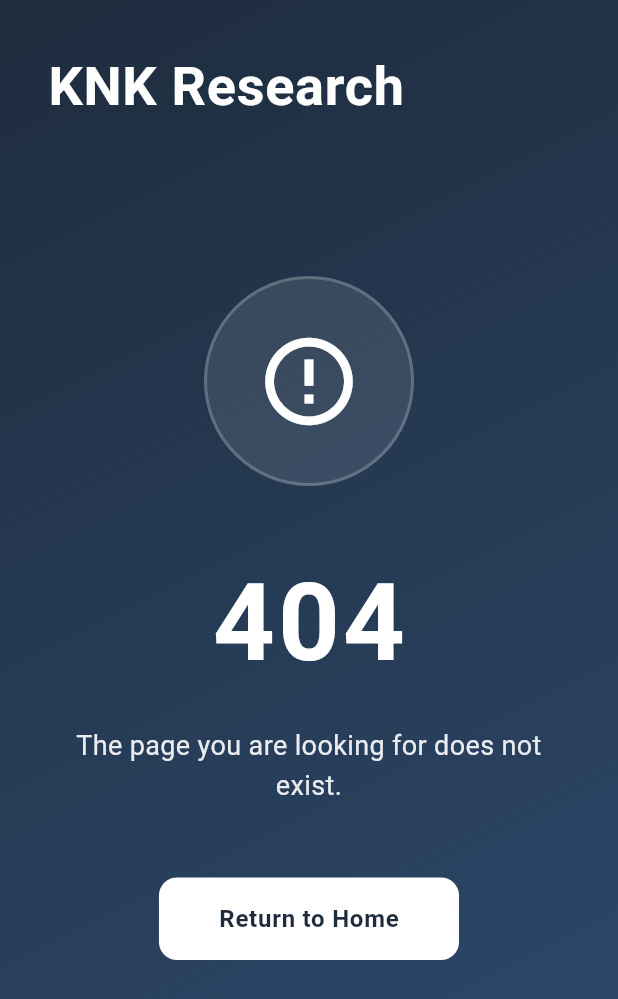
After one commit to knkadmin/knkresearchai-client, a Flutter app: the ErrorPage screen opened directly, after a tap on "Return to Home", on a phone screen of 412 x 824 dp. The commit adds this screen. Shown: the top 999 px of the screen. Run offline on Flutter 3.47's test engine with Material 3 defaults, Android fonts, the phone set to English and light mode, and no system bars; our stand-ins replace cloud_firestore, firebase_analytics, firebase_auth, firebase_core, flutter_markdown, go_router and 9 more; missing offline and left inert: animation_list, dart:html, dart:ui_web, markdown, webview_flutter_android, webview_flutter_wkwebview; accounts and stored records are empty.

Commit message:
Add error handling and reporting route to MyApp; update DashboardPage for URL-based navigation
- Introduced ErrorPage for handling non-existent routes in MyApp.
- Added a new route for report viewing in MyApp.
- Enhanced DashboardPage to navigate based on URL parameters, allowing direct access to reports via ticker symbols.

```diff
--- a/fa_ai_agent/lib/main.dart
+++ b/fa_ai_agent/lib/main.dart
@@ -27,6 +27,7 @@ import 'package:fa_ai_agent/widgets/loading_spinner.dart';
 import 'package:flutter/foundation.dart' show kIsWeb;
 import 'package:fa_ai_agent/auth_service.dart';
 import 'package:fa_ai_agent/services/firestore_service.dart';
+import 'package:fa_ai_agent/pages/error_page.dart';
 
 import 'firebase_options.dart';
 
@@ -161,7 +162,16 @@ class MyApp extends StatelessWidget {
               child: const SignUpPage(),
             ),
           ),
+          GoRoute(
+            path: '/report/:ticker',
+            pageBuilder: (context, state) => NoTransitionPage<void>(
+              child: const DashboardPage(),
+            ),
+          ),
         ],
+        errorBuilder: (context, state) => ErrorPage(
+          errorMessage: 'The page "${state.uri.path}" could not be found.',
+        ),
       ),
     );
   }
--- a/fa_ai_agent/lib/pages/dashboard_page.dart
+++ b/fa_ai_agent/lib/pages/dashboard_page.dart
@@ -47,6 +47,15 @@ class _DashboardPageState extends State<DashboardPage> {
     _loadBrowseHistory();
     _loadMostRecentReport();
     RawKeyboard.instance.addListener(_handleKeyEvent);
+
+    // Check for route parameters
+    WidgetsBinding.instance.addPostFrameCallback((_) {
+      final state = GoRouterState.of(context);
+      if (state.uri.path.startsWith('/report/')) {
+        final ticker = state.uri.path.split('/report/')[1];
+        _navigateToReport(ticker, ticker);
+      }
+    });
   }
 
   Future<void> _checkAuth() async {
@@ -69,6 +78,17 @@ class _DashboardPageState extends State<DashboardPage> {
     final user = AuthService().currentUser;
     if (user == null) return;
 
+    // Check if there's a ticker in the URL
+    final state = GoRouterState.of(context);
+    if (state.uri.path.startsWith('/report/')) {
+      final urlTicker = state.uri.path.split('/report/')[1];
+
+      // If there's a ticker in URL, load that report instead of history
+      _navigateToReport(urlTicker, urlTicker);
+      return;
+    }
+
+    // If no ticker in URL, load most recent history
     final history = await _historyService.getMostRecentHistory();
     if (history != null) {
       _navigateToReport(history.companyTicker, history.companyName);
@@ -397,6 +417,9 @@ class _DashboardPageState extends State<DashboardPage> {
           return; // Already viewing this company's report
         }
       }
+
+      // Update URL to /report with ticker
+      context.go('/report/${symbol.toUpperCase()}');
 
       setState(() {
         searchResults = [];
--- /dev/null
+++ b/fa_ai_agent/lib/pages/error_page.dart
@@ -0,0 +1,120 @@
+import 'package:flutter/material.dart';
+import 'package:go_router/go_router.dart';
+
+class ErrorPage extends StatelessWidget {
+  final String? errorMessage;
+
+  const ErrorPage({super.key, this.errorMessage});
+
+  @override
+  Widget build(BuildContext context) {
+    return Scaffold(
+      body: Container(
+        decoration: const BoxDecoration(
+          gradient: LinearGradient(
+            begin: Alignment.topLeft,
+            end: Alignment.bottomRight,
+            colors: [
+              Color(0xFF1E2C3D),
+              Color(0xFF2E4B6F),
+            ],
+          ),
+        ),
+        child: Stack(
+          children: [
+            // KNK Research Branding (Top Left)
+            Positioned(
+              top: 32,
+              left: 32,
+              child: const Text(
+                'KNK Research',
+                style: TextStyle(
+                  fontSize: 36,
+                  fontWeight: FontWeight.bold,
+                  color: Colors.white,
+                  letterSpacing: 0.5,
+                ),
+              ),
+            ),
+            // Main Content
+            Center(
+              child: Container(
+                constraints: const BoxConstraints(maxWidth: 600),
+                padding: const EdgeInsets.all(32),
+                child: Column(
+                  mainAxisAlignment: MainAxisAlignment.center,
+                  children: [
+                    // Error Icon
+                    Container(
+                      width: 140,
+                      height: 140,
+                      decoration: BoxDecoration(
+                        color: Colors.white.withOpacity(0.1),
+                        shape: BoxShape.circle,
+                        border: Border.all(
+                          color: Colors.white.withOpacity(0.2),
+                          width: 2,
+                        ),
+                      ),
+                      child: const Icon(
+                        Icons.error_outline,
+                        size: 70,
+                        color: Colors.white,
+                      ),
+                    ),
+                    const SizedBox(height: 40),
+                    // Error Title
+                    const Text(
+                      '404',
+                      style: TextStyle(
+                        fontSize: 72,
+                        fontWeight: FontWeight.w700,
+                        color: Colors.white,
+                        letterSpacing: 2,
+                      ),
+                    ),
+                    const SizedBox(height: 16),
+                    // Error Message
+                    Text(
+                      errorMessage ??
+                          'The page you are looking for does not exist.',
+                      textAlign: TextAlign.center,
+                      style: TextStyle(
+                        fontSize: 18,
+                        color: Colors.white.withOpacity(0.9),
+                        height: 1.5,
+                      ),
+                    ),
+                    const SizedBox(height: 48),
+                    // Home Button
+                    ElevatedButton(
+                      onPressed: () => context.go('/'),
+                      style: ElevatedButton.styleFrom(
+                        backgroundColor: Colors.white,
+                        foregroundColor: const Color(0xFF1E2C3D),
+                        padding: const EdgeInsets.symmetric(
+                            horizontal: 40, vertical: 16),
+                        shape: RoundedRectangleBorder(
+                          borderRadius: BorderRadius.circular(12),
+                        ),
+                        elevation: 0,
+                      ),
+                      child: const Text(
+                        'Return to Home',
+                        style: TextStyle(
+                          fontSize: 16,
+                          fontWeight: FontWeight.w600,
+                          letterSpacing: 0.5,
+                        ),
+                      ),
+                    ),
+                  ],
+                ),
+              ),
+            ),
+          ],
+        ),
+      ),
+    );
+  }
+}
```
